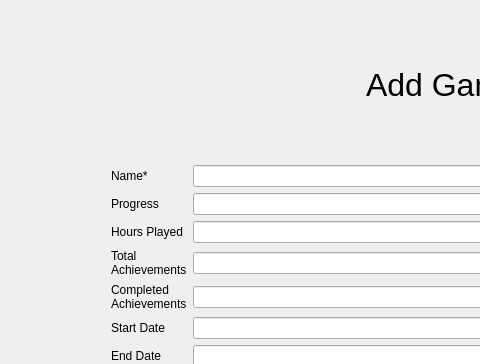
invigoratedcat/CMSC437, file Unitracker/resources/add_game.ui: the form before one commit; both pictures show x 0 to 480 and y 0 to 364 of the 885 by 664 pixel window.
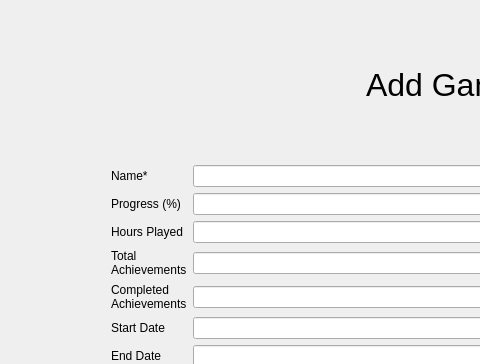
The form after the commit.

```diff
--- a/Unitracker/resources/add_game.ui
+++ b/Unitracker/resources/add_game.ui
@@ -94,7 +94,7 @@
      <item row="1" column="0">
       <widget class="QLabel" name="label_2">
        <property name="text">
-        <string>Progress</string>
+        <string>Progress (%)</string>
        </property>
       </widget>
      </item>
```
